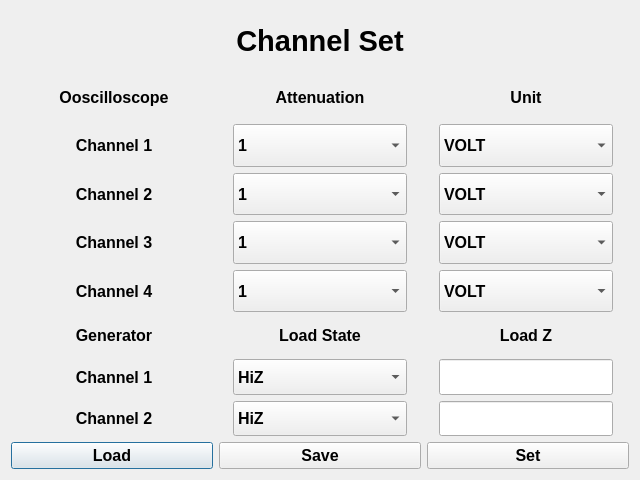
This is GUI/ChannelSet.ui in OliverKung/PyBode as Qt 5 draws it before an edit. The edited form follows.
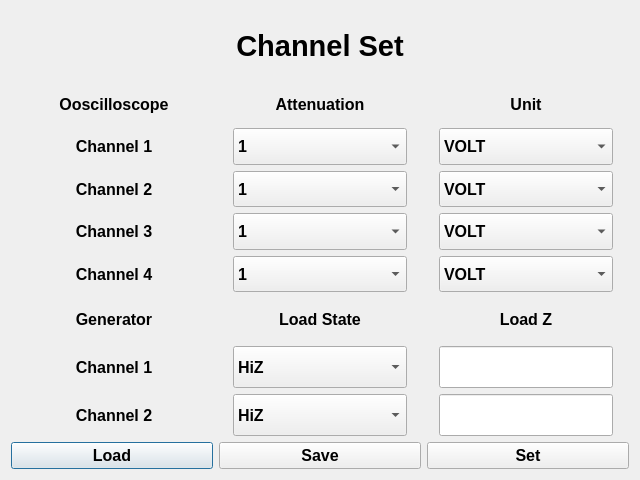
This is the edited form.

The edit to the form file:
```diff
--- a/GUI/ChannelSet.ui
+++ b/GUI/ChannelSet.ui
@@ -23,7 +23,7 @@
   </property>
   <layout class="QVBoxLayout" name="verticalLayout">
    <item>
-    <layout class="QVBoxLayout" name="verticalLayout_3" stretch="1,4,2">
+    <layout class="QVBoxLayout" name="verticalLayout_3" stretch="1,3,2">
      <item>
       <widget class="QLabel" name="label">
        <property name="font">
```
Left out of the diff: 18 changed lines with no effect on the pictures.
